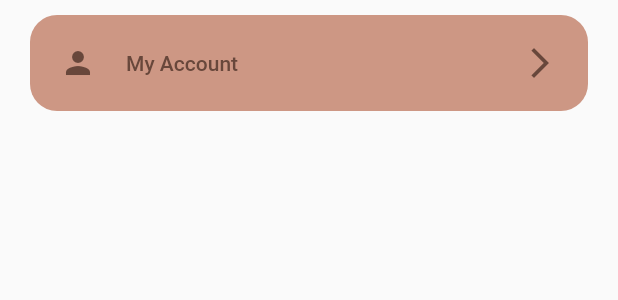
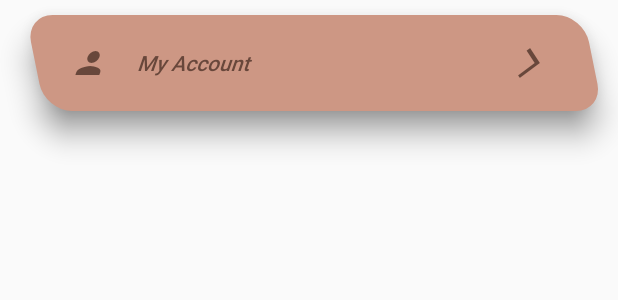
Before and after one commit to Perumallpardhiv/firebase_flutter, a Flutter app: the ProfileMenu widget shown alone on an empty page, opened directly, on a phone screen of 412 x 824 dp. Shown: the top 300 px of the screen. Run offline on Flutter 3.47's test engine with Material 2 defaults, Android fonts, the phone set to English and light mode, and no system bars; our stand-ins replace cloud_firestore, firebase_auth, firebase_core, firebase_storage, flutter_secure_storage, font_awesome_flutter and 5 more; accounts and stored records are empty; network calls fail.

Commit message:
third commit

```diff
--- a/lib/profilePage/textBtn.dart
+++ b/lib/profilePage/textBtn.dart
@@ -16,14 +16,24 @@ class ProfileMenu extends StatelessWidget {
   Widget build(BuildContext context) {
     return Padding(
       padding: EdgeInsets.symmetric(horizontal: 20, vertical: 10),
+      child: Transform(
+        transform: Matrix4.skewX(0.2)..translate(-3.0),
         child: TextButton(
           style: TextButton.styleFrom(
             padding: EdgeInsets.all(20),
             shape:
                 RoundedRectangleBorder(borderRadius: BorderRadius.circular(18)),
             backgroundColor: Color.fromARGB(255, 205, 151, 132),
+            shadowColor: Colors.grey[700],
+            elevation: 8,
           ),
           onPressed: press,
+          child: Padding(
+            padding: EdgeInsets.only(
+              left: 15,
+            ),
+            child: Transform(
+              transform: Matrix4.skewX(-0.5)..translate(-3.0),
               child: Row(
                 children: [
                   Icon(
@@ -31,9 +41,19 @@ class ProfileMenu extends StatelessWidget {
                     color: Color.fromARGB(255, 104, 71, 59),
                   ),
                   SizedBox(width: 20),
-            Expanded(child: Text(text, style: TextStyle(color: Color.fromARGB(255, 104, 71, 59)),)),
-            Icon(Icons.arrow_forward_ios, color: Color.fromARGB(255, 104, 71, 59),),
+                  Expanded(
+                      child: Text(
+                    text,
+                    style: TextStyle(color: Color.fromARGB(255, 104, 71, 59)),
+                  )),
+                  Icon(
+                    Icons.arrow_forward_ios,
+                    color: Color.fromARGB(255, 104, 71, 59),
+                  ),
                 ],
+              ),
+            ),
+          ),
         ),
       ),
     );
```
Also changed, not shown: lib/home.dart (+13 -2 lines). Lines whose indentation alone changed are shown as unchanged.
